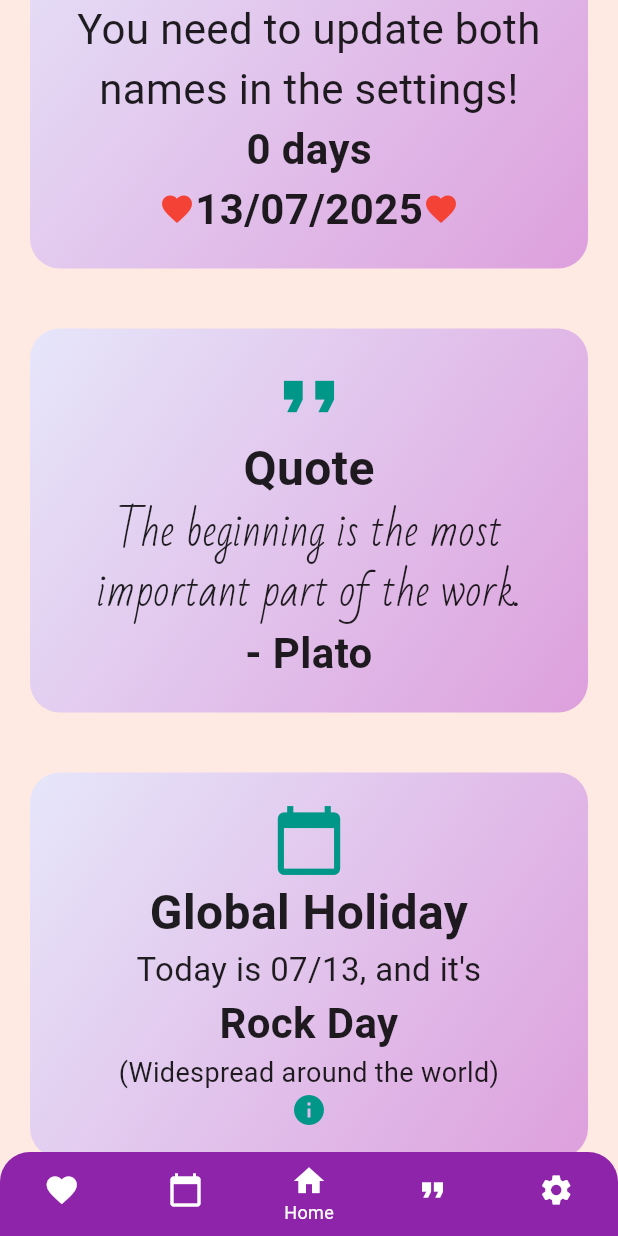
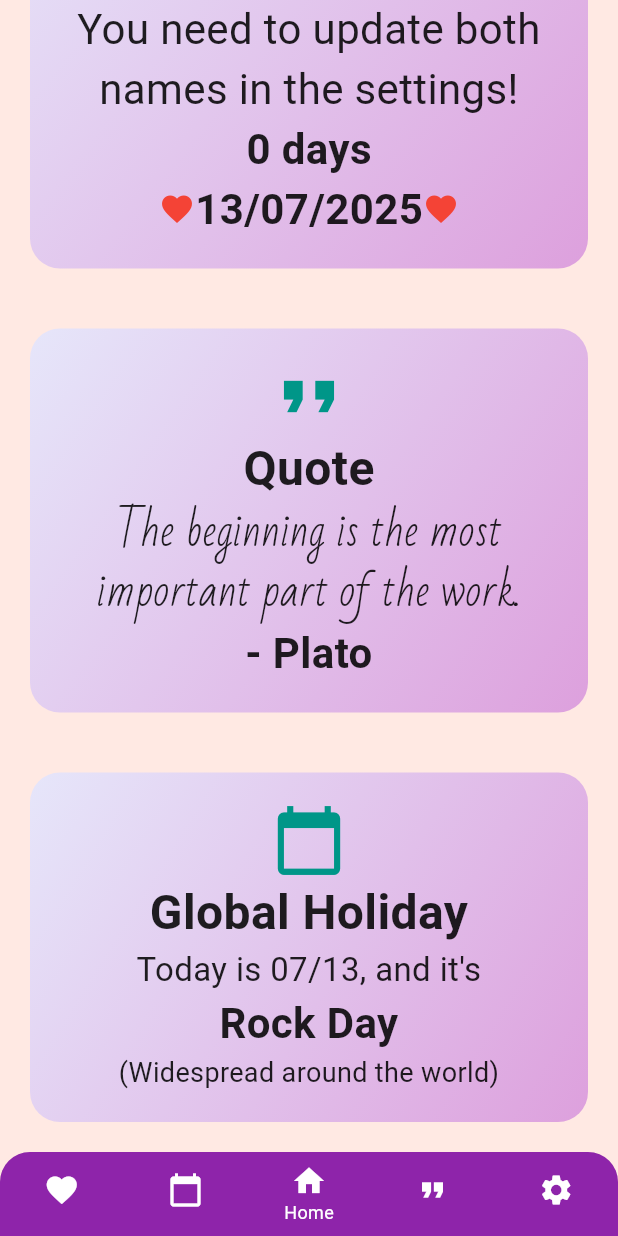
Before and after one commit to Fearplay/couplefy, a Flutter app: the screen it shows after launch, item 3 of the bottom bar chosen, scrolled down 137 dp, on a phone screen of 412 x 824 dp. Run offline on Flutter 3.47's test engine with Material 3 defaults, Android fonts, the phone set to English and light mode, and no system bars; our stand-ins replace image_picker, shared_preferences.

Commit message:
info icon was deleted

```diff
--- a/lib/widgets/homepage/days_homepage_card.dart
+++ b/lib/widgets/homepage/days_homepage_card.dart
@@ -70,14 +70,12 @@ class DaysHomepageCard extends StatelessWidget {
                     AppLocalizations.of(context)!.globalHolidaysHomePageInfoTextUs,
                     style: AppTextStyles.holidayInfoText(context),
                   ),
-                  Icon(Icons.info)
                 } else ...{
                   Text(
                     textAlign: TextAlign.center,
                     AppLocalizations.of(context)!.globalHolidaysHomePageInfoTextWw,
                     style: AppTextStyles.holidayInfoText(context),
                   ),
-                  Icon(Icons.info)
                 }
               ],
             ),
```
